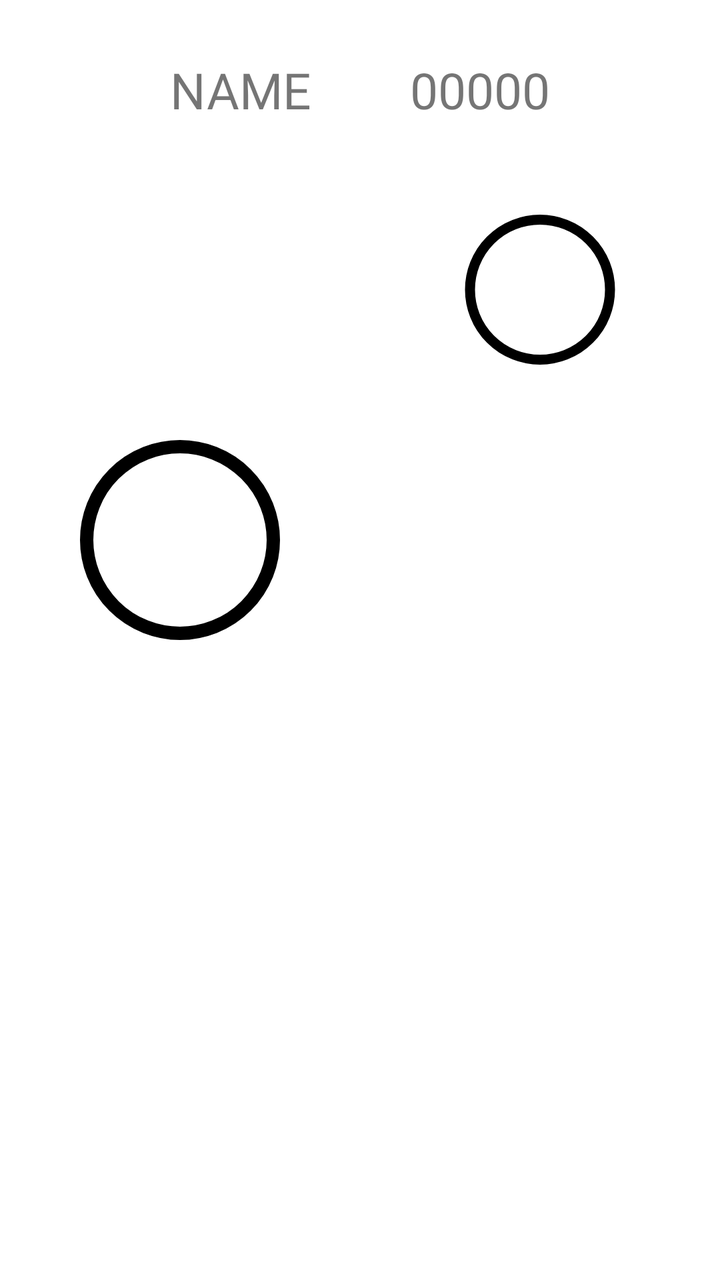
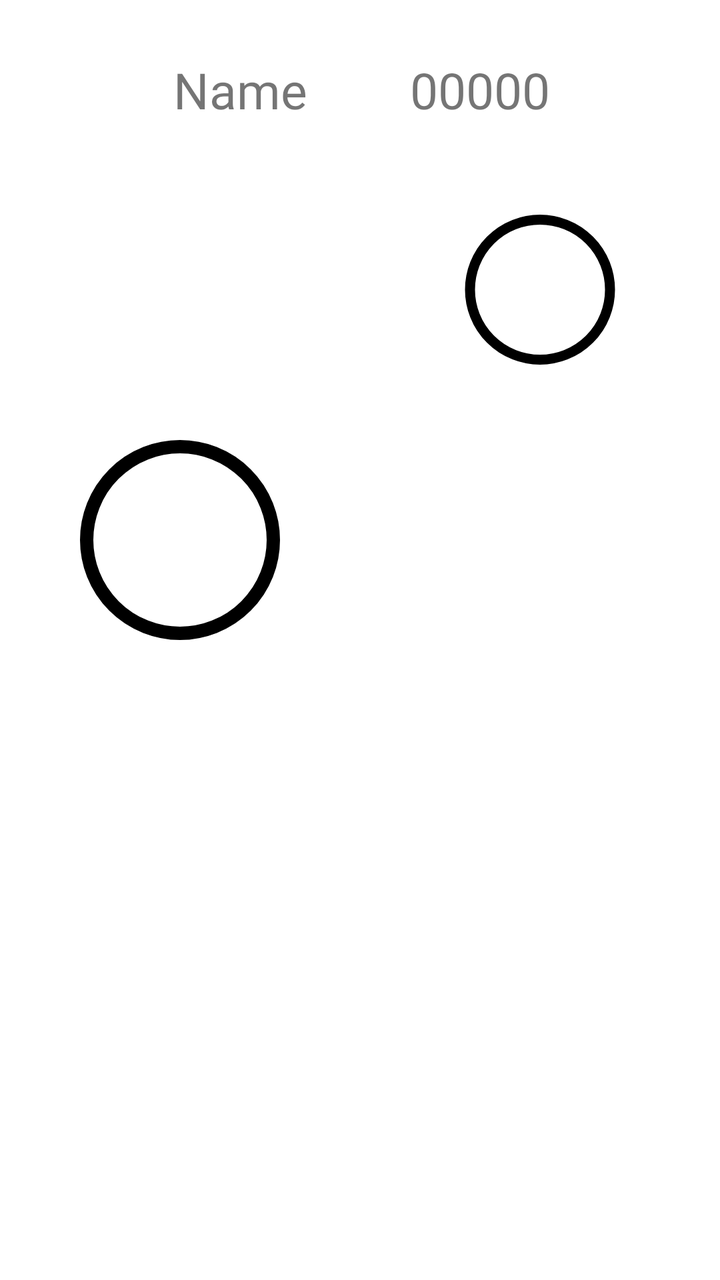

Compare the two renders of this Android layout. The source of the first and the diff that turns it into the second are given below.
<!-- AndroidManifest.xml: application theme Theme.PetMonsters -->
<!-- res/layout/activity_friend.xml -->
<?xml version="1.0" encoding="utf-8"?>
<FrameLayout xmlns:android="http://schemas.android.com/apk/res/android"
    android:layout_width="match_parent"
    android:layout_height="match_parent"
    android:background="@color/white">

    <FrameLayout
        android:layout_width="match_parent"
        android:layout_height="match_parent">

        <ImageView
            android:id="@+id/friends_iv"
            android:layout_width="100dp"
            android:layout_height="250dp"
            android:layout_gravity="left|center_vertical"
            android:layout_marginLeft="40dp"
            android:src="@drawable/color_selector"
            android:layout_marginBottom="50dp"/>

        <ImageView
            android:id="@+id/board_iv"
            android:src="@drawable/color_selector"
            android:layout_width="100dp"
            android:layout_height="75dp"
            android:layout_gravity="right|center_vertical"
            android:layout_marginRight="40dp"
            android:layout_marginBottom="175dp"/>

    </FrameLayout>

    <FrameLayout
        android:layout_width="match_parent"
        android:layout_height="match_parent">

        <ImageView
            android:id="@+id/pet_iv"
            android:layout_width="400dp"
            android:layout_height="400dp"
            android:layout_gravity="center"
            android:layout_marginTop="75dp"/>

    </FrameLayout>

    <FrameLayout
        android:layout_width="match_parent"
        android:layout_height="match_parent">

        <ImageView
            android:id="@+id/hat_iv"
            android:layout_width="150dp"
            android:layout_height="150dp"
            android:layout_marginLeft="6dp"
            android:layout_gravity="center"
            android:layout_marginBottom="65dp"/>

        <ImageView
            android:id="@+id/shoes_iv"
            android:layout_width="210dp"
            android:layout_height="60dp"
            android:layout_gravity="center"
            android:layout_marginLeft="6dp"
            android:layout_marginTop="190dp"/>

        <TextView
            android:id="@+id/name_tv"
            android:layout_width="200dp"
            android:layout_height="50dp"
            android:layout_marginTop="20dp"
            android:layout_marginLeft="20dp"
            android:fontFamily="@font/g"
            android:text="NAME"
            android:gravity="center"
            android:textAlignment="center"
            android:textSize="25dp"/>

        <TextView
            android:id="@+id/petname_tv"
            android:layout_width="100dp"
            android:layout_height="50dp"
            android:fontFamily="@font/g"
            android:layout_marginTop="20dp"
            android:layout_marginRight="70dp"
            android:layout_gravity="right"
            android:text="00000"
            android:textSize="25dp"
            android:gravity="center"
            android:textAlignment="center"/>

        <ImageView
            android:layout_width="50dp"
            android:layout_height="50dp"
            android:layout_marginTop="20dp"
            android:layout_marginRight="20dp"
            android:layout_gravity="right"/>

    </FrameLayout>


    <androidx.fragment.app.FragmentContainerView
        android:id="@+id/fragment_container"
        android:layout_width="match_parent"
        android:layout_gravity="center"
        android:layout_marginRight="50dp"
        android:layout_marginLeft="50dp"
        android:layout_height="300dp">



    </androidx.fragment.app.FragmentContainerView>

    <androidx.fragment.app.FragmentContainerView
        android:id="@+id/fragment_container_create_note"
        android:layout_width="match_parent"
        android:layout_gravity="center"
        android:layout_marginRight="50dp"
        android:layout_marginLeft="50dp"
        android:layout_height="300dp">



    </androidx.fragment.app.FragmentContainerView>


</FrameLayout>
<!-- resources referenced by this layout -->
<resources>
  <color name="white">#FFFFFFFF</color>
  <!-- drawable color_selector (drawable) -->
  <?xml version="1.0" encoding="utf-8"?>
  <shape
      xmlns:android="http://schemas.android.com/apk/res/android"
      android:shape="oval">
  
      <solid
          android:color="#FFFFFF" />
      <size
          android:width="75dp"
          android:height="75dp"/>
  
      <stroke android:color="@color/black"
          android:width="5dp"/>
  </shape>
  <style name="Theme.PetMonsters" parent="Theme.MaterialComponents.DayNight.NoActionBar">
          
          <item name="colorPrimary">@color/purple_500</item>
          <item name="colorPrimaryVariant">@color/purple_700</item>
          <item name="colorOnPrimary">@color/white</item>
          
          <item name="colorSecondary">@color/teal_200</item>
          <item name="colorSecondaryVariant">@color/teal_700</item>
          <item name="colorOnSecondary">@color/black</item>
          
          <item name="android:statusBarColor">?attr/colorPrimaryVariant</item>
          
      </style>
  <color name="black">#FF000000</color>
  <color name="purple_500">#FF6200EE</color>
  <color name="purple_700">#FF3700B3</color>
  <color name="teal_200">#FF03DAC5</color>
  <color name="teal_700">#FF018786</color>
</resources>

<!-- the commit's change to res/layout/activity_friend.xml (unified diff, before → after) -->
@@ -68,7 +68,7 @@
             android:layout_marginTop="20dp"
             android:layout_marginLeft="20dp"
             android:fontFamily="@font/g"
-            android:text="NAME"
+            android:text="@string/name"
             android:gravity="center"
             android:textAlignment="center"
             android:textSize="25dp"/>
<!-- resource entries referenced after the edit -->
@@ -16,6 +16,7 @@
       <stroke android:color="@color/black"
           android:width="5dp"/>
   </shape>
+  <string name="name">Name</string>
   <style name="Theme.PetMonsters" parent="Theme.MaterialComponents.DayNight.NoActionBar">
           
           <item name="colorPrimary">@color/purple_500</item>
